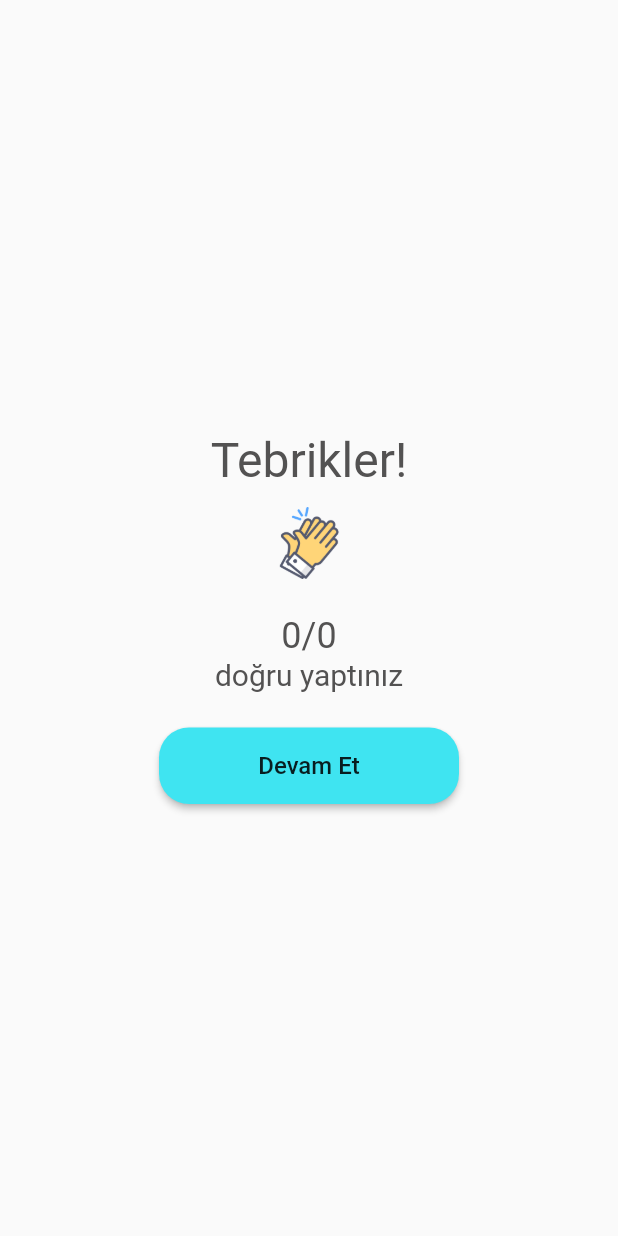
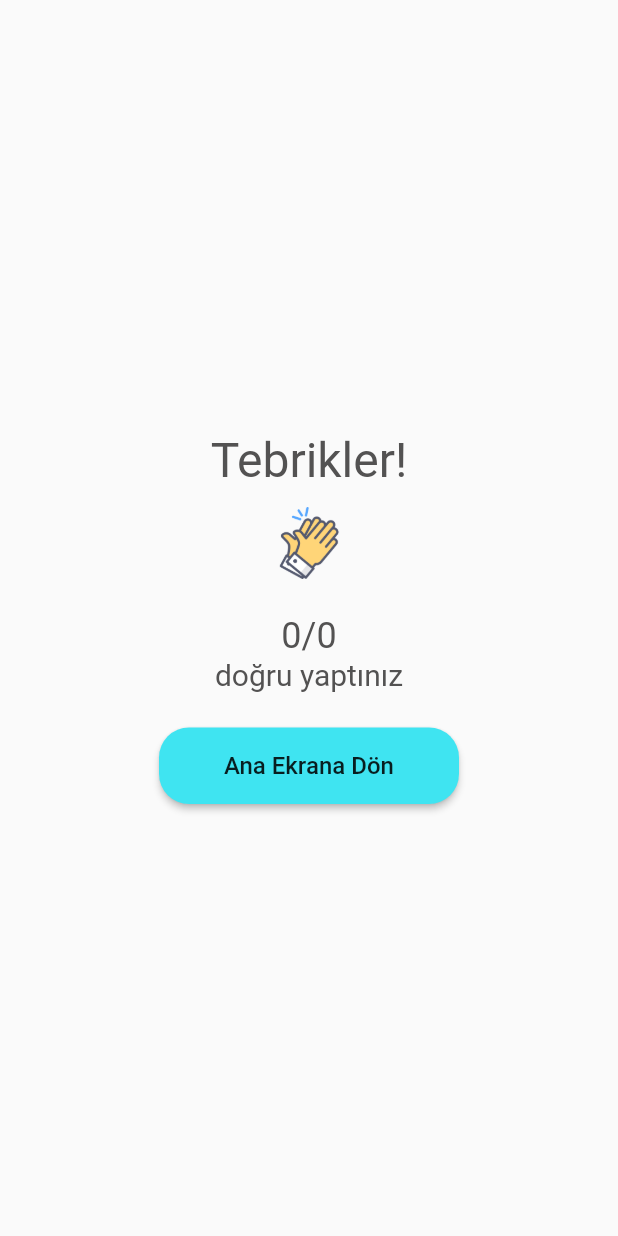
Before and after one commit to usavas/tusapp, a Flutter app: the QuizResultScreen screen opened directly with empty values, on a phone screen of 412 x 824 dp. Run offline on Flutter 3.47's test engine with Material 2 defaults, Android fonts, the phone set to English and light mode, and no system bars.

```diff
--- a/tusapp/lib/main.dart
+++ b/tusapp/lib/main.dart
@@ -2,7 +2,7 @@ import 'package:flutter/material.dart';
 import 'package:tusapp/crosscutting/consts.dart';
 import 'package:tusapp/main_screens/home_screen.dart';
 import 'package:tusapp/main_screens/past_years_exams_screen.dart';
-import 'package:tusapp/main_screens/quiz_result_screen.dart';
+import 'package:tusapp/quiz_screens/quiz_result_screen.dart';
 import 'package:tusapp/quiz_screens/quiz_screen.dart';
 
 void main() {
--- a/tusapp/lib/main_screens/quiz_result_screen.dart
+++ b/tusapp/lib/quiz_screens/quiz_result_screen.dart
@@ -47,7 +47,7 @@ class QuizResultScreen extends StatelessWidget {
                   shape: RoundedRectangleBorder(
                     borderRadius: BorderRadius.circular(20),
                   ),
-                  child: Text('Devam Et'),
+                  child: Text('Ana Ekrana Dön'),
                   onPressed: () {
                     Navigator.popUntil((context), ModalRoute.withName('/'));
                   },
```
Also changed, not shown: tusapp/lib/quiz_screens/quiz_screen.dart (+10 -5 lines).
